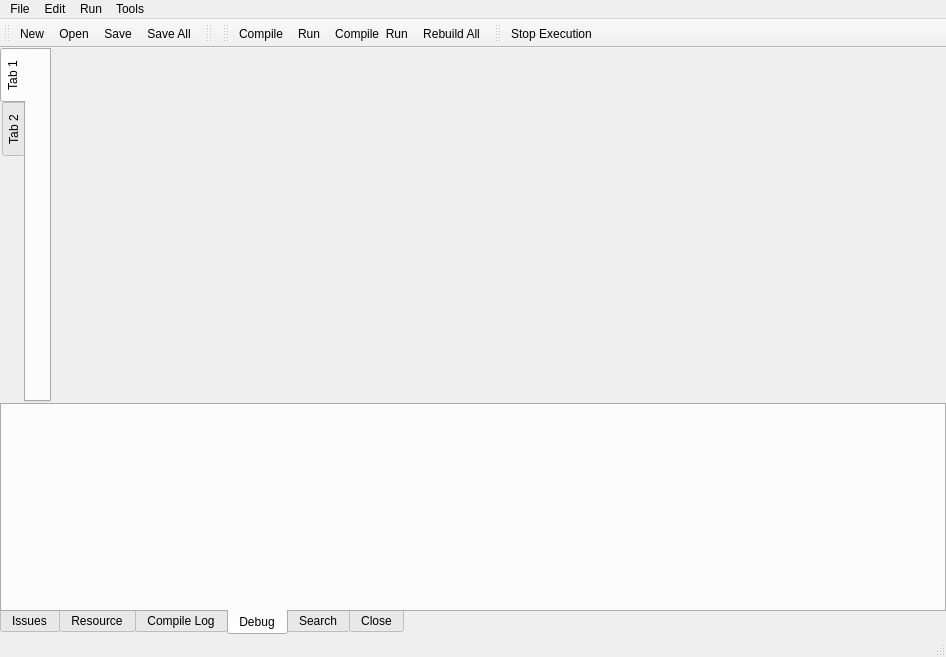
This is RedPandaIDE/mainwindow.ui in royqh1979/RedPanda-CPP as Qt 5 draws it before an edit. The edited form follows.
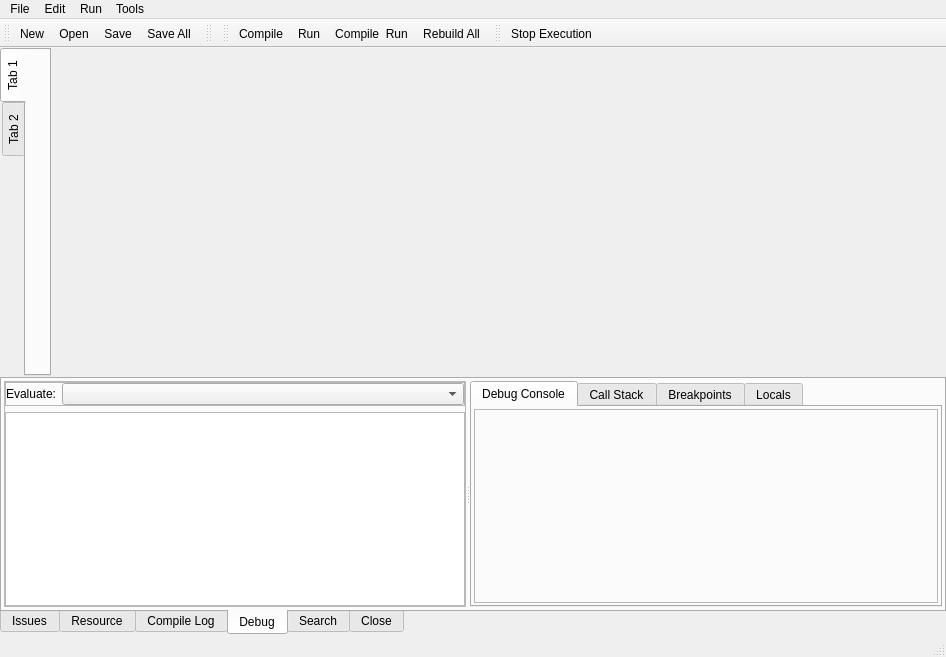
This is the edited form. The open tabs and pages were chosen to show the change. Icons and pictures are not drawn. Custom widgets are drawn as their Qt base class.

```diff
--- a/RedPandaIDE/mainwindow.ui
+++ b/RedPandaIDE/mainwindow.ui
@@ -283,6 +283,197 @@
         <attribute name="title">
          <string>Debug</string>
         </attribute>
+        <layout class="QHBoxLayout" name="horizontalLayout_4">
+         <property name="leftMargin">
+          <number>2</number>
+         </property>
+         <property name="topMargin">
+          <number>2</number>
+         </property>
+         <property name="rightMargin">
+          <number>2</number>
+         </property>
+         <property name="bottomMargin">
+          <number>2</number>
+         </property>
+         <item>
+          <widget class="QSplitter" name="splitter">
+           <property name="orientation">
+            <enum>Qt::Horizontal</enum>
+           </property>
+           <widget class="QFrame" name="frmEvaluate">
+            <property name="frameShape">
+             <enum>QFrame::StyledPanel</enum>
+            </property>
+            <property name="frameShadow">
+             <enum>QFrame::Raised</enum>
+            </property>
+            <layout class="QVBoxLayout" name="verticalLayout_3">
+             <property name="leftMargin">
+              <number>0</number>
+             </property>
+             <property name="topMargin">
+              <number>0</number>
+             </property>
+             <property name="rightMargin">
+              <number>0</number>
+             </property>
+             <property name="bottomMargin">
+              <number>0</number>
+             </property>
+             <item>
+              <widget class="QFrame" name="frame_2">
+               <property name="frameShape">
+                <enum>QFrame::StyledPanel</enum>
+               </property>
+               <property name="frameShadow">
+                <enum>QFrame::Raised</enum>
+               </property>
+               <layout class="QHBoxLayout" name="horizontalLayout_5">
+                <property name="leftMargin">
+                 <number>0</number>
+                </property>
+                <property name="topMargin">
+                 <number>0</number>
+                </property>
+                <property name="rightMargin">
+                 <number>0</number>
+                </property>
+                <property name="bottomMargin">
+                 <number>0</number>
+                </property>
+                <item>
+                 <widget class="QLabel" name="lblEvaluate">
+                  <property name="text">
+                   <string>Evaluate:</string>
+                  </property>
+                 </widget>
+                </item>
+                <item>
+                 <widget class="QComboBox" name="cbEvaluate">
+                  <property name="sizePolicy">
+                   <sizepolicy hsizetype="Expanding" vsizetype="Fixed">
+                    <horstretch>0</horstretch>
+                    <verstretch>0</verstretch>
+                   </sizepolicy>
+                  </property>
+                 </widget>
+                </item>
+               </layout>
+              </widget>
+             </item>
+             <item>
+              <widget class="QPlainTextEdit" name="txtEvalOutput">
+               <property name="readOnly">
+                <bool>true</bool>
+               </property>
+              </widget>
+             </item>
+            </layout>
+           </widget>
+           <widget class="QTabWidget" name="debugViews">
+            <property name="currentIndex">
+             <number>1</number>
+            </property>
+            <widget class="QWidget" name="tabDebugConsole">
+             <attribute name="title">
+              <string>Debug Console</string>
+             </attribute>
+             <layout class="QHBoxLayout" name="horizontalLayout_6">
+              <property name="leftMargin">
+               <number>2</number>
+              </property>
+              <property name="topMargin">
+               <number>2</number>
+              </property>
+              <property name="rightMargin">
+               <number>2</number>
+              </property>
+              <property name="bottomMargin">
+               <number>2</number>
+              </property>
+              <item>
+               <widget class="QConsole" name="frame">
+                <property name="frameShape">
+                 <enum>QFrame::StyledPanel</enum>
+                </property>
+                <property name="frameShadow">
+                 <enum>QFrame::Raised</enum>
+                </property>
+               </widget>
+              </item>
+             </layout>
+            </widget>
+            <widget class="QWidget" name="tabStackTrace">
+             <attribute name="title">
+              <string>Call Stack</string>
+             </attribute>
+             <layout class="QHBoxLayout" name="horizontalLayout_7">
+              <property name="leftMargin">
+               <number>2</number>
+              </property>
+              <property name="topMargin">
+               <number>2</number>
+              </property>
+              <property name="rightMargin">
+               <number>2</number>
+              </property>
+              <property name="bottomMargin">
+               <number>0</number>
+              </property>
+              <item>
+               <widget class="QTableView" name="tblStackTrace"/>
+              </item>
+             </layout>
+            </widget>
+            <widget class="QWidget" name="tabBreakpoints">
+             <attribute name="title">
+              <string>Breakpoints</string>
+             </attribute>
+             <layout class="QHBoxLayout" name="horizontalLayout_8">
+              <property name="leftMargin">
+               <number>2</number>
+              </property>
+              <property name="topMargin">
+               <number>2</number>
+              </property>
+              <property name="rightMargin">
+               <number>2</number>
+              </property>
+              <property name="bottomMargin">
+               <number>0</number>
+              </property>
+              <item>
+               <widget class="QTableView" name="tblBreakpoints"/>
+              </item>
+             </layout>
+            </widget>
+            <widget class="QWidget" name="tabLocals">
+             <attribute name="title">
+              <string>Locals</string>
+             </attribute>
+             <layout class="QHBoxLayout" name="horizontalLayout_9">
+              <property name="leftMargin">
+               <number>2</number>
+              </property>
+              <property name="topMargin">
+               <number>2</number>
+              </property>
+              <property name="rightMargin">
+               <number>2</number>
+              </property>
+              <property name="bottomMargin">
+               <number>0</number>
+              </property>
+              <item>
+               <widget class="QPlainTextEdit" name="txtLocals"/>
+              </item>
+             </layout>
+            </widget>
+           </widget>
+          </widget>
+         </item>
+        </layout>
        </widget>
        <widget class="QWidget" name="tabSearch">
         <attribute name="icon">
@@ -715,6 +906,12 @@
    <extends>QTableView</extends>
    <header>widgets/issuestable.h</header>
   </customwidget>
+  <customwidget>
+   <class>QConsole</class>
+   <extends>QFrame</extends>
+   <header location="global">widgets/qconsole.h</header>
+   <container>1</container>
+  </customwidget>
  </customwidgets>
  <resources/>
  <connections/>
```
Left out of the diff: 2 changed lines with no effect on the pictures.
